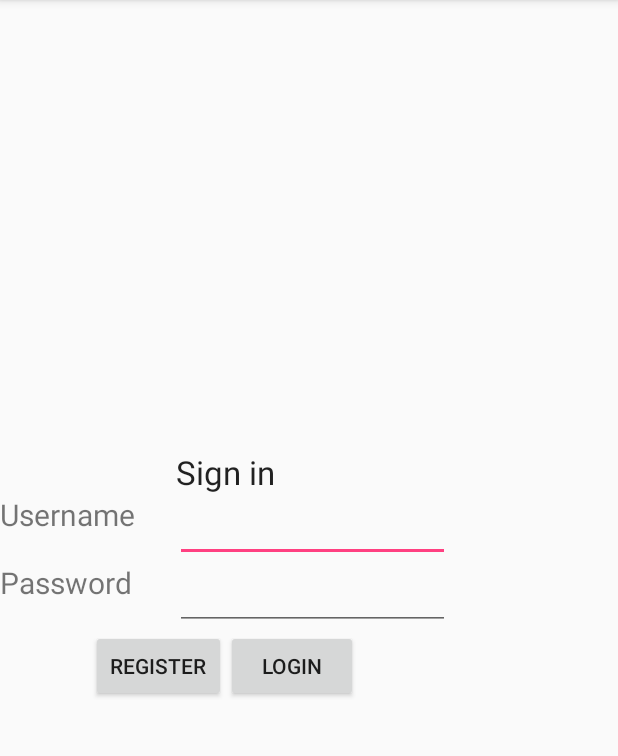
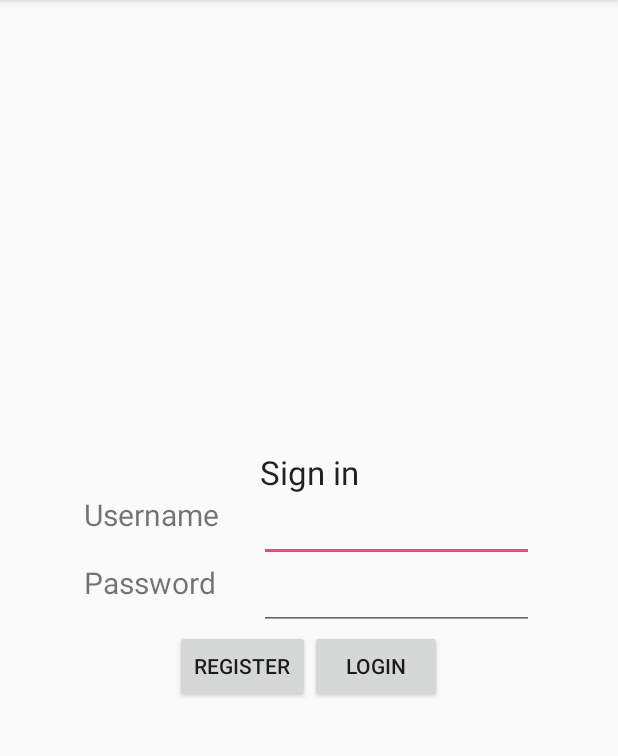
Before and after one commit to Bodhie/LazyMansCooking, an Android app: the screen it shows after launch (LogonActivity), on a phone screen of 412 x 824 dp, the part 84-840 px from its top. Run offline under Robolectric (Android 15) with nearby library versions, the phone set to English and light mode, and no system bars.

Commit message:
logon screen Fix

```diff
--- a/LazyMansCooking/app/src/main/res/layout/activity_logon.xml
+++ b/LazyMansCooking/app/src/main/res/layout/activity_logon.xml
@@ -1,7 +1,8 @@
 <?xml version="1.0" encoding="utf-8"?>
 <LinearLayout xmlns:android="http://schemas.android.com/apk/res/android"
     android:orientation="vertical" android:layout_width="match_parent"
-    android:layout_height="match_parent">
+    android:layout_height="match_parent"
+    android:gravity="center_horizontal">
 
     <TableLayout
         xmlns:android="http://schemas.android.com/apk/res/android"
```
